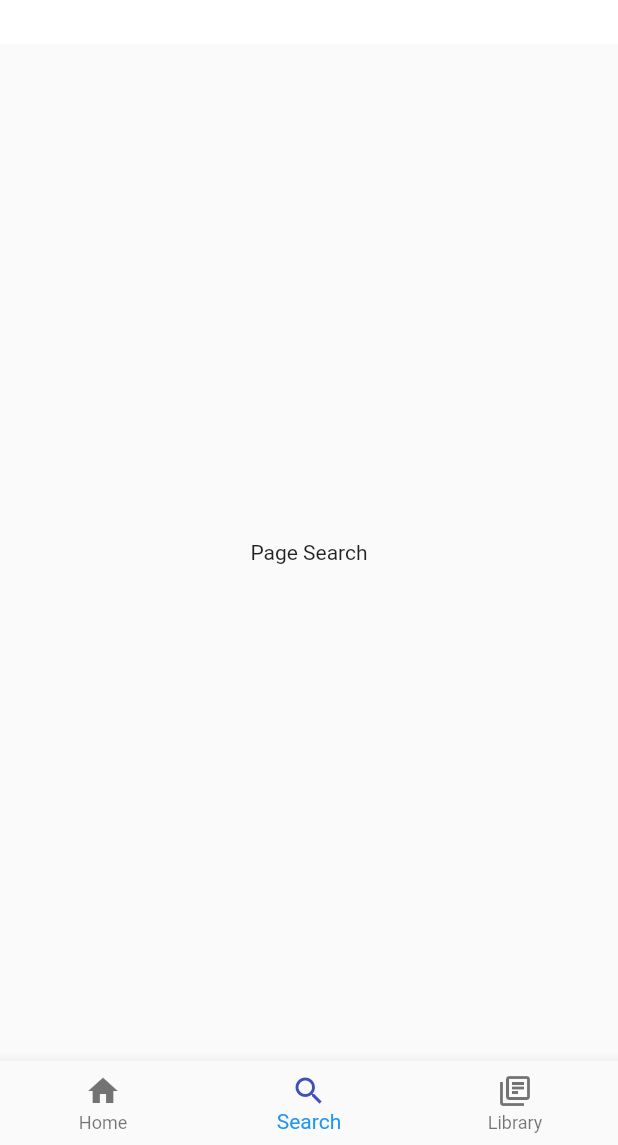
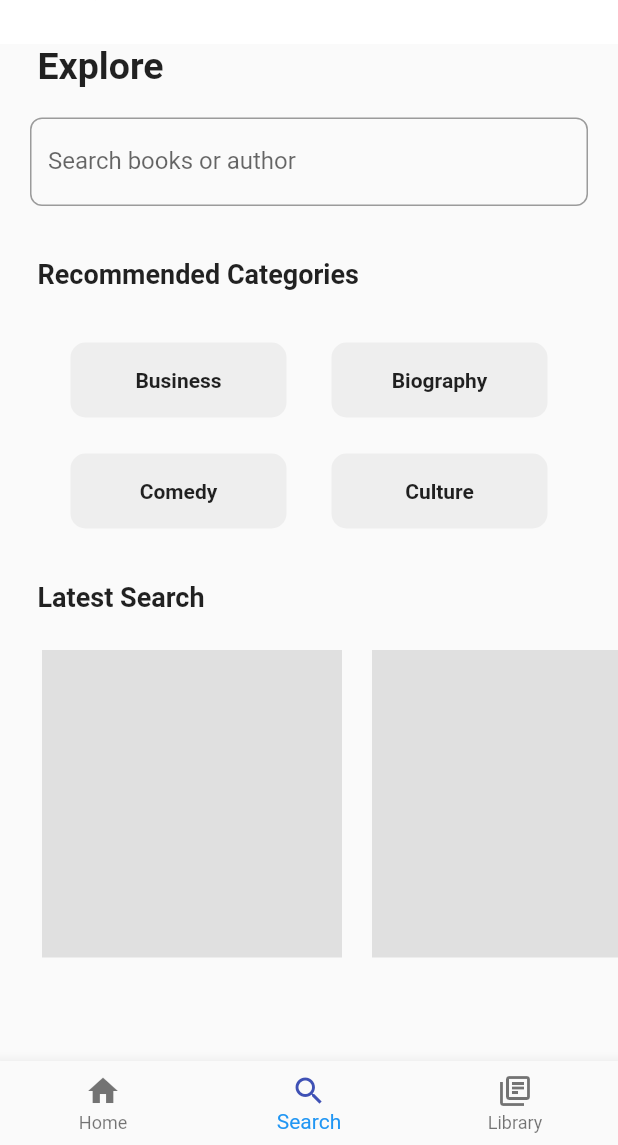
Before and after one commit to viviint/latihan_4, a Flutter app: the screen it shows after launch, item 2 of the bottom bar chosen, on a phone screen of 412 x 824 dp, the part 91-1236 px from its top. Run offline on Flutter 3.47's test engine with Material 2 defaults, Android fonts, the phone set to English and light mode, and no system bars; our stand-ins replace get, smooth_page_indicator.

Commit message:
searchpagedone

```diff
--- a/lib/bottommenu/bottommenu copy/bottommenu.dart
+++ b/lib/bottommenu/bottommenu copy/bottommenu.dart
@@ -14,7 +14,7 @@ class Bottommenu extends StatefulWidget {
 
 class _BottommenuState extends State<Bottommenu> {
   int currentIndex = 0;
-  final List<Widget> body = [One(), Two(), Three()];
+  final List<Widget> body = [One(), SearcH(), Library()];
 
   @override
   Widget build(BuildContext context) {
--- a/lib/bottommenu/bottommenu copy/page1.dart
+++ b/lib/bottommenu/bottommenu copy/page1.dart
@@ -136,7 +136,7 @@ class _OneState extends State<One> {
                       child: Column(
                         children: [
                           SizedBox(
-                            height: 300,
+                            height: 200,
                             child: ListView.builder(
                                 itemCount: 15,
                                 scrollDirection: Axis.horizontal,
--- a/lib/bottommenu/bottommenu copy/page2.dart
+++ b/lib/bottommenu/bottommenu copy/page2.dart
@@ -1,18 +1,109 @@
-import 'package:flutter/cupertino.dart';
+import 'package:flutter/material.dart';
+import 'package:get/get.dart';
+import 'package:latihan_4/controller/recommendcontroller.dart';
+import 'package:latihan_4/widget/recommendselect.dart';
 
-class Two extends StatefulWidget {
-  const Two({Key? key}) : super(key: key);
+class SearcH extends StatefulWidget {
+  final reController = Get.put(RecommendController());
+  SearcH({Key? key}) : super(key: key);
 
   @override
-  _TwoState createState() => _TwoState();
+  _SearcHState createState() => _SearcHState();
 }
 
-class _TwoState extends State<Two> {
-  int selectedValue = 0;
+class _SearcHState extends State<SearcH> {
+  final _formKey = GlobalKey<FormState>();
   @override
   Widget build(BuildContext context) {
-    return Center(
-      child: Text('Page Search'),
+    return Scaffold(
+      body: Column(
+        children: [
+          Row(
+            children: [
+              Padding(
+                padding: const EdgeInsets.only(left: 25),
+                child: Text(
+                  "Explore",
+                  style: TextStyle(fontSize: 25, fontWeight: FontWeight.w700),
+                ),
+              ),
+            ],
+          ),
+          Form(
+            key: _formKey,
+            child: Padding(
+              padding: const EdgeInsets.all(20),
+              child: TextFormField(
+                  keyboardType: TextInputType.number,
+                  decoration: InputDecoration(
+                    labelText: "Search books or author",
+                    border: OutlineInputBorder(
+                        borderRadius: BorderRadius.circular(8)),
+                  )),
+            ),
+          ),
+          Row(
+            children: [
+              Padding(
+                padding: const EdgeInsets.only(left: 25, top: 15, bottom: 25),
+                child: Text(
+                  "Recommended Categories",
+                  style: TextStyle(fontSize: 18, fontWeight: FontWeight.w600),
+                ),
+              )
+            ],
+          ),
+          Align(
+            alignment: Alignment.center,
+            child: GetBuilder<RecommendController>(builder: (reco) {
+              return Wrap(
+                spacing: 0,
+                runSpacing: 4,
+                alignment: WrapAlignment.start,
+                children: List.generate(
+                    reco.recommend.length,
+                    (index) => RecommendSelect(
+                          recommended: reco.recommend[index].reccomendName,
+                        )),
+              );
+            }),
+          ),
+          Padding(
+              padding: const EdgeInsets.only(left: 25, top: 25, bottom: 15),
+              child: Row(children: [
+                Text(
+                  "Latest Search",
+                  style: TextStyle(
+                    fontSize: 18,
+                    fontWeight: FontWeight.w600,
+                  ),
+                )
+              ])),
+          Padding(
+            padding: const EdgeInsets.only(left: 18),
+            child: Container(
+              child: SingleChildScrollView(
+                child: Column(
+                  children: [
+                    SizedBox(
+                      height: 225,
+                      child: ListView.builder(
+                          itemCount: 5,
+                          scrollDirection: Axis.horizontal,
+                          itemBuilder: (context, index) => Container(
+                                width: 200,
+                                margin: EdgeInsets.all(10),
+                                child: Center(),
+                                color: Colors.grey.shade300,
+                              )),
+                    )
+                  ],
+                ),
+              ),
+            ),
+          ),
+        ],
+      ),
     );
   }
 }
--- /dev/null
+++ b/lib/controller/recommendcontroller.dart
@@ -0,0 +1,19 @@
+import 'package:get/get.dart';
+import 'package:latihan_4/model/recommendmodel.dart';
+
+class RecommendController extends GetxController {
+  var recommend = <RecommendModel>[];
+
+  void fetchDummyData() {
+    recommend.add(RecommendModel(reccomendName: "Business", id: 1));
+    recommend.add(RecommendModel(reccomendName: "Biography", id: 2));
+    recommend.add(RecommendModel(reccomendName: "Comedy", id: 3));
+    recommend.add(RecommendModel(reccomendName: "Culture", id: 4));
+  }
+
+  @override
+  void onInit() {
+    fetchDummyData();
+    super.onInit();
+  }
+}
--- a/lib/loadingpage.dart
+++ b/lib/loadingpage.dart
@@ -1,5 +1,6 @@
 import 'package:flutter/material.dart';
 import 'package:get/get.dart';
+import 'package:latihan_4/bottommenu/bottommenu%20copy/bottommenu.dart';
 import 'package:latihan_4/errorpage.dart';
 import 'package:latihan_4/homepage1.dart';
 
@@ -13,7 +14,7 @@ class Loading extends StatefulWidget {
 class _LoadingState extends State<Loading> {
   next() {
     Future.delayed(Duration(seconds: 4), () async {
-      Get.to(() => ErroR());
+      Get.to(() => Bottommenu());
     });
   }
 
--- /dev/null
+++ b/lib/model/recommendmodel.dart
@@ -0,0 +1,60 @@
+import 'dart:convert';
+
+import 'package:json_annotation/json_annotation.dart';
+
+part 'recommendmodel.g.dart';
+
+@JsonSerializable()
+class RecommendModel {
+  int? id;
+  String? reccomendName;
+
+  RecommendModel({
+    this.id,
+    this.reccomendName,
+  });
+
+  RecommendModel copyWith({
+    int? id,
+    String? reccomendName,
+  }) {
+    return RecommendModel(
+      id: id ?? this.id,
+      reccomendName: reccomendName ?? this.reccomendName,
+    );
+  }
+
+  Map<String, dynamic> toMap() {
+    return {
+      'id': id,
+      'reccomendName': reccomendName,
+    };
+  }
+
+  factory RecommendModel.fromMap(Map<String, dynamic> map) {
+    return RecommendModel(
+      id: map['id']?.toInt(),
+      reccomendName: map['reccomendName'],
+    );
+  }
+
+  String toJson() => json.encode(toMap());
+
+  factory RecommendModel.fromJson(String source) =>
+      RecommendModel.fromMap(json.decode(source));
+
+  @override
+  String toString() => 'RecommendModel(id: $id, reccomendName: $reccomendName)';
+
+  @override
+  bool operator ==(Object other) {
+    if (identical(this, other)) return true;
+
+    return other is RecommendModel &&
+        other.id == id &&
+        other.reccomendName == reccomendName;
+  }
+
+  @override
+  int get hashCode => id.hashCode ^ reccomendName.hashCode;
+}
--- /dev/null
+++ b/lib/widget/recommendselect.dart
@@ -0,0 +1,35 @@
+import 'package:flutter/cupertino.dart';
+import 'package:flutter/material.dart';
+
+class RecommendSelect extends StatefulWidget {
+  final String? recommended;
+  RecommendSelect({Key? key, required this.recommended}) : super(key: key);
+
+  @override
+  _RecommendSelectState createState() => _RecommendSelectState();
+}
+
+class _RecommendSelectState extends State<RecommendSelect> {
+  @override
+  Widget build(BuildContext context) {
+    return Padding(
+      padding: const EdgeInsets.only(top: 10, bottom: 10, left: 15, right: 15),
+      child: Container(
+        width: 144,
+        height: 50,
+        child: Center(
+          child: Text(
+            widget.recommended!,
+            textAlign: TextAlign.center,
+            style:
+                TextStyle(color: Colors.black87, fontWeight: FontWeight.w600),
+          ),
+        ),
+        decoration: BoxDecoration(
+          borderRadius: BorderRadius.circular(10),
+          color: Colors.grey.shade200,
+        ),
+      ),
+    );
+  }
+}
```
Also changed, not shown: lib/bottommenu/bottommenu copy/page3.dart (+56 -8 lines), lib/controller/bookscontroller.dart (added, +9 -0 lines), lib/detailpage.dart (added, +21 -0 lines), lib/model/booksmodel.dart (added, +68 -0 lines), lib/model/booksmodel.g.dart (added), lib/model/recommendmodel.g.dart (added).
